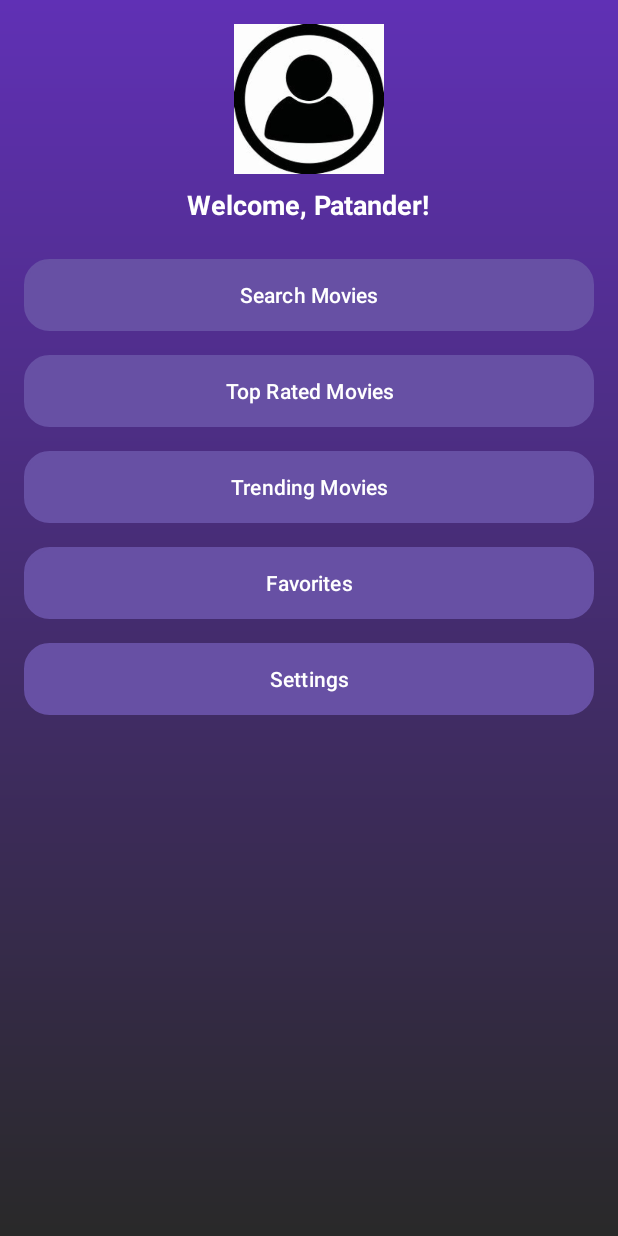
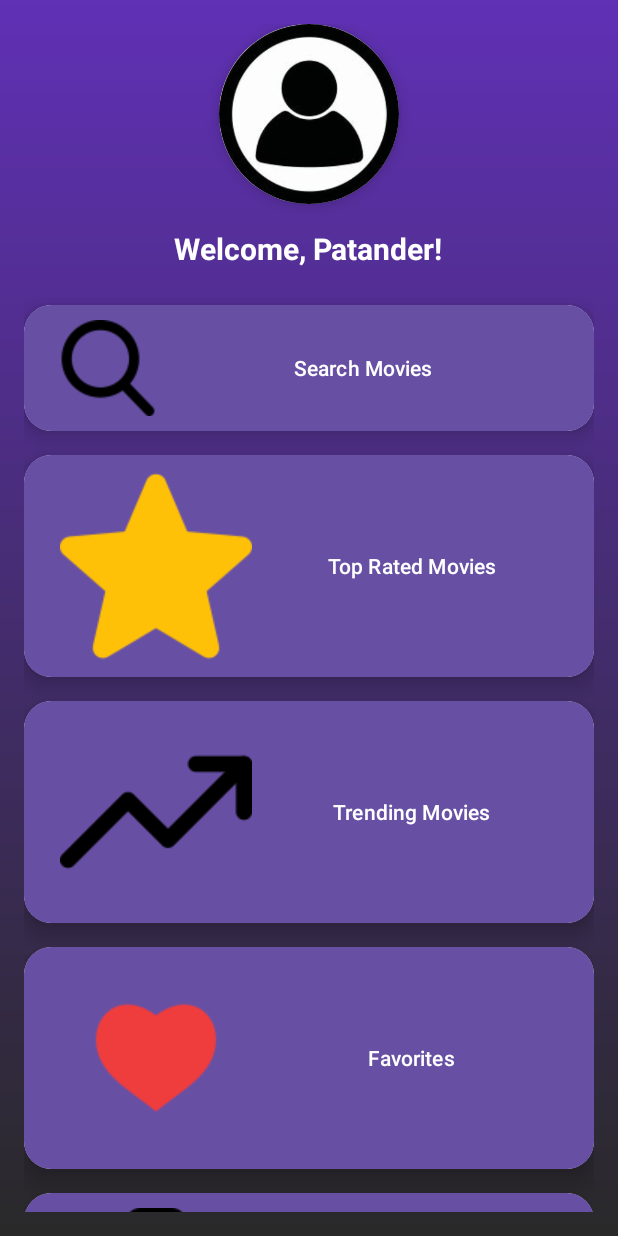
Before and after one commit to Ranshiv/TMDB, an Android app: the screen it shows after launch (HomeActivity), on a phone screen of 412 x 824 dp. Run offline under Robolectric (Android 15) with nearby library versions, the phone set to English and light mode, and no system bars.

Commit message:
fifth commit

```diff
--- a/app/build.gradle.kts
+++ b/app/build.gradle.kts
@@ -34,7 +34,7 @@ android {
 dependencies {
     implementation ("com.squareup.okhttp3:okhttp:4.9.3")
     implementation ("com.github.bumptech.glide:glide:4.14.2")
-
+    implementation ("androidx.cardview:cardview:1.0.0")
     annotationProcessor ("com.github.bumptech.glide:compiler:4.14.2")
     implementation(libs.appcompat)
     implementation(libs.material)
--- a/app/src/main/res/layout/activity_home.xml
+++ b/app/src/main/res/layout/activity_home.xml
@@ -1,5 +1,6 @@
 <?xml version="1.0" encoding="utf-8"?>
 <ScrollView xmlns:android="http://schemas.android.com/apk/res/android"
+    xmlns:app="http://schemas.android.com/apk/res-auto"
     android:layout_width="match_parent"
     android:layout_height="match_parent"
     android:background="@drawable/gradient_bg"
@@ -12,69 +13,121 @@
         android:gravity="center">
 
         <!-- User Profile Section -->
+        <androidx.cardview.widget.CardView
+            android:layout_width="120dp"
+            android:layout_height="120dp"
+            android:layout_marginBottom="16dp"
+            app:cardElevation="6dp"
+            app:cardCornerRadius="60dp">
+
             <ImageView
                 android:id="@+id/userAvatar"
-            android:layout_width="100dp"
-            android:layout_height="100dp"
+                android:layout_width="match_parent"
+                android:layout_height="match_parent"
                 android:src="@drawable/avatar_placeholder"
-            android:contentDescription="User Avatar"
-            android:layout_marginBottom="8dp"
-            android:background="@drawable/circular_bg" />
+                android:scaleType="centerCrop"
+                android:contentDescription="User Avatar" />
+        </androidx.cardview.widget.CardView>
 
         <TextView
             android:id="@+id/userNameTextView"
             android:layout_width="wrap_content"
             android:layout_height="wrap_content"
-            android:text="Welcome, User!"
-            android:textSize="18sp"
+            android:text="Welcome, Patander!"
+            android:textSize="20sp"
             android:textStyle="bold"
             android:textColor="@android:color/white"
             android:layout_marginBottom="24dp" />
 
         <!-- Navigation Buttons -->
+        <androidx.cardview.widget.CardView
+            android:layout_width="match_parent"
+            android:layout_height="wrap_content"
+            android:layout_marginBottom="16dp"
+            app:cardElevation="8dp"
+            app:cardCornerRadius="18dp">
+
             <Button
                 android:id="@+id/searchMoviesButton"
                 android:layout_width="match_parent"
                 android:layout_height="wrap_content"
                 android:text="Search Movies"
+                android:background="@drawable/button_bg"
+                android:textColor="@android:color/white"
+                android:drawableLeft="@drawable/ic_search"
+                android:drawablePadding="10dp" />
+        </androidx.cardview.widget.CardView>
+
+        <androidx.cardview.widget.CardView
+            android:layout_width="match_parent"
+            android:layout_height="wrap_content"
             android:layout_marginBottom="16dp"
-            android:background="@drawable/button_bg"
-            android:textColor="@android:color/white" />
+            app:cardElevation="8dp"
+            app:cardCornerRadius="18dp">
 
             <Button
                 android:id="@+id/topRatedMoviesButton"
                 android:layout_width="match_parent"
                 android:layout_height="wrap_content"
                 android:text="Top Rated Movies"
+                android:background="@drawable/button_bg"
+                android:textColor="@android:color/white"
+                android:drawableLeft="@drawable/ic_star"
+                android:drawablePadding="10dp" />
+        </androidx.cardview.widget.CardView>
+
+        <androidx.cardview.widget.CardView
+            android:layout_width="match_parent"
+            android:layout_height="wrap_content"
             android:layout_marginBottom="16dp"
-            android:background="@drawable/button_bg"
-            android:textColor="@android:color/white" />
+            app:cardElevation="8dp"
+            app:cardCornerRadius="18dp">
 
             <Button
                 android:id="@+id/trendingMoviesButton"
                 android:layout_width="match_parent"
                 android:layout_height="wrap_content"
                 android:text="Trending Movies"
+                android:background="@drawable/button_bg"
+                android:textColor="@android:color/white"
+                android:drawableLeft="@drawable/ic_trending"
+                android:drawablePadding="10dp" />
+        </androidx.cardview.widget.CardView>
+
+        <androidx.cardview.widget.CardView
+            android:layout_width="match_parent"
+            android:layout_height="wrap_content"
             android:layout_marginBottom="16dp"
-            android:background="@drawable/button_bg"
-            android:textColor="@android:color/white" />
+            app:cardElevation="8dp"
+            app:cardCornerRadius="18dp">
 
             <Button
                 android:id="@+id/favoritesButton"
                 android:layout_width="match_parent"
                 android:layout_height="wrap_content"
                 android:text="Favorites"
+                android:background="@drawable/button_bg"
+                android:textColor="@android:color/white"
+                android:drawableLeft="@drawable/ic_favorite"
+                android:drawablePadding="10dp" />
+        </androidx.cardview.widget.CardView>
+
+        <androidx.cardview.widget.CardView
+            android:layout_width="match_parent"
+            android:layout_height="wrap_content"
             android:layout_marginBottom="16dp"
-            android:background="@drawable/button_bg"
-            android:textColor="@android:color/white" />
+            app:cardElevation="8dp"
+            app:cardCornerRadius="18dp">
 
             <Button
                 android:id="@+id/settingsButton"
                 android:layout_width="match_parent"
                 android:layout_height="wrap_content"
                 android:text="Settings"
-            android:layout_marginBottom="16dp"
                 android:background="@drawable/button_bg"
-            android:textColor="@android:color/white" />
+                android:textColor="@android:color/white"
+                android:drawableLeft="@drawable/ic_settings"
+                android:drawablePadding="10dp" />
+        </androidx.cardview.widget.CardView>
     </LinearLayout>
 </ScrollView>
```
Also changed, not shown: app/src/main/res/drawable/ic_favorite.png (added), app/src/main/res/drawable/ic_search.png (added), app/src/main/res/drawable/ic_settings.png (added), app/src/main/res/drawable/ic_star.png (added), app/src/main/res/drawable/ic_trending.png (added). Lines whose indentation alone changed are shown as unchanged.
